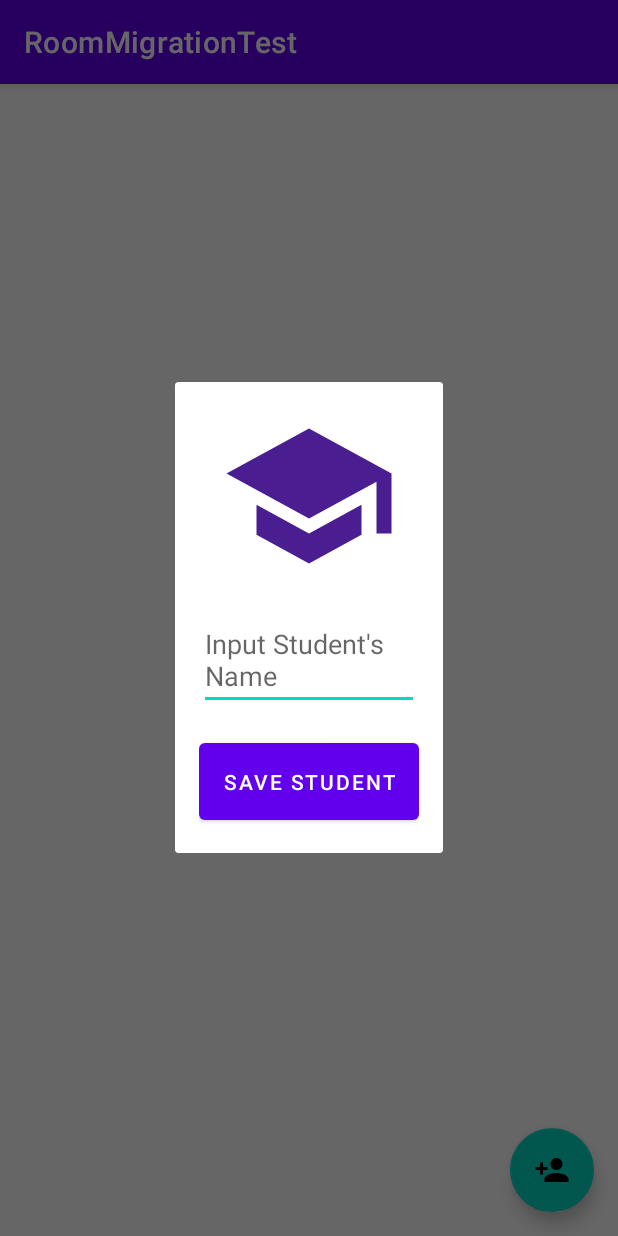
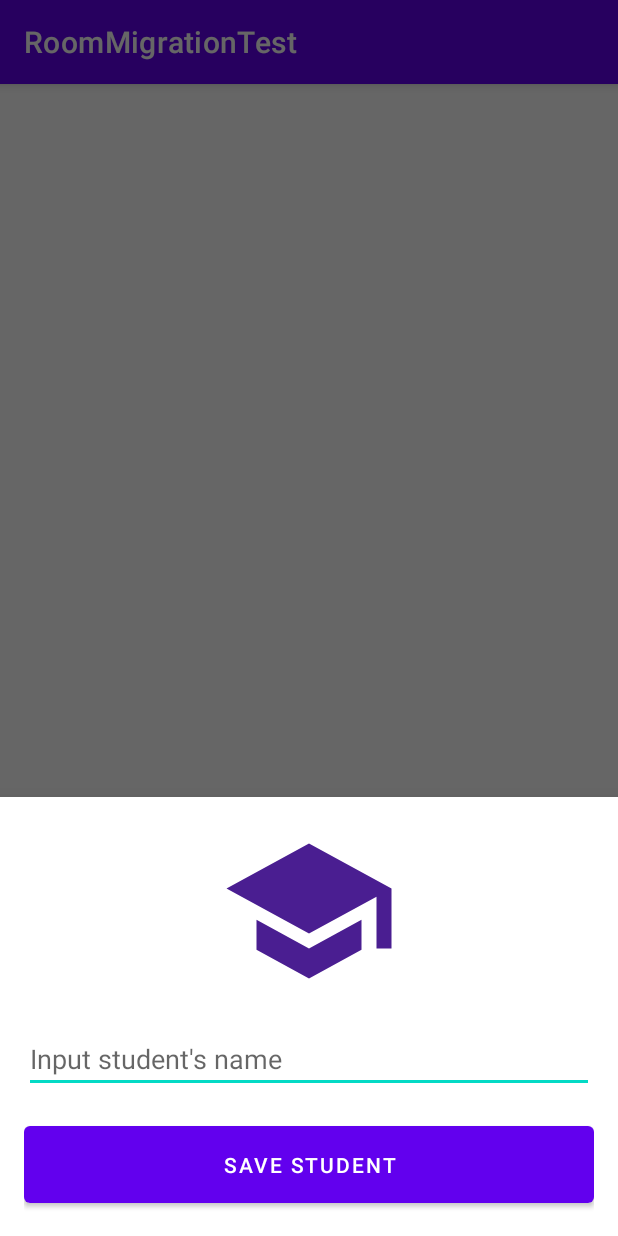
Before and after one commit to alexeluro/RoomMigrationTest, an Android app: the AddStudentDialog screen opened through its navigation route, on a phone screen of 412 x 824 dp. Run offline under Robolectric (Android 15) with nearby library versions, the phone set to English and light mode, and no system bars; our stand-ins replace Room's generated code, Timber; 3 statements that could not run were skipped.

Commit message:
switched dialog to bottomSheet dialog

```diff
--- a/app/src/main/java/com/inspiredcoda/roommigrationtest/presentation/add_student/AddStudentDialog.kt
+++ b/app/src/main/java/com/inspiredcoda/roommigrationtest/presentation/add_student/AddStudentDialog.kt
@@ -6,13 +6,14 @@ import android.view.View
 import android.view.ViewGroup
 import android.widget.Toast
 import androidx.fragment.app.DialogFragment
+import com.google.android.material.bottomsheet.BottomSheetDialogFragment
 import com.inspiredcoda.roommigrationtest.data.Repository
 import com.inspiredcoda.roommigrationtest.data.db.MainDb
 import com.inspiredcoda.roommigrationtest.databinding.AddStudentDialogBinding
 import com.inspiredcoda.roommigrationtest.presentation.StudentViewModelBuilder
 import com.inspiredcoda.roommigrationtest.presentation.StudentsViewModel
 
-class AddStudentDialog : DialogFragment() {
+class AddStudentDialog : BottomSheetDialogFragment() {
 
     private var _binding: AddStudentDialogBinding? = null
     private val binding: AddStudentDialogBinding
--- a/app/src/main/res/layout/add_student_dialog.xml
+++ b/app/src/main/res/layout/add_student_dialog.xml
@@ -3,8 +3,11 @@
     xmlns:app="http://schemas.android.com/apk/res-auto"
     android:layout_width="match_parent"
     android:layout_height="wrap_content"
-    android:layout_gravity="center"
-    android:padding="16dp">
+    android:padding="16dp"
+    app:layout_constraintBottom_toBottomOf="parent"
+    app:layout_constraintEnd_toEndOf="parent"
+    app:layout_constraintStart_toStartOf="parent"
+    app:layout_constraintTop_toTopOf="parent">
 
     <ImageView
         android:id="@+id/school_logo"
@@ -19,10 +22,10 @@
 
     <EditText
         android:id="@+id/student_name_ipt"
-        android:layout_width="0dp"
+        android:layout_width="match_parent"
         android:layout_height="wrap_content"
         android:layout_marginTop="16dp"
-        android:hint="Input Student's Name"
+        android:hint="Input student's name"
         android:text=""
         android:textSize="18sp"
         app:layout_constraintBottom_toTopOf="@id/save_btn"
@@ -32,6 +35,7 @@
 
     <Button
         android:id="@+id/save_btn"
+        style="@style/Widget.MaterialComponents.Button"
         android:layout_width="match_parent"
         android:layout_height="wrap_content"
         android:layout_marginTop="16dp"
--- a/app/src/main/res/layout/fragment_students_list.xml
+++ b/app/src/main/res/layout/fragment_students_list.xml
@@ -21,6 +21,8 @@
         android:layout_height="wrap_content"
         android:layout_margin="16dp"
         android:src="@drawable/ic_add_person"
+        app:tint="@color/white"
+        app:backgroundTint="@color/purple_500"
         app:layout_constraintBottom_toBottomOf="parent"
         app:layout_constraintEnd_toEndOf="parent" />
 
--- a/app/src/main/res/values/colors.xml
+++ b/app/src/main/res/values/colors.xml
@@ -2,7 +2,7 @@
 <resources>
     <color name="purple_200">#FFBB86FC</color>
     <color name="purple_500">#FF6200EE</color>
-    <color name="purple_700">#FF3700B3</color>
+    <color name="purple_700">#FF6200EE</color>
     <color name="teal_200">#FF03DAC5</color>
     <color name="teal_700">#FF018786</color>
     <color name="black">#FF000000</color>
```
